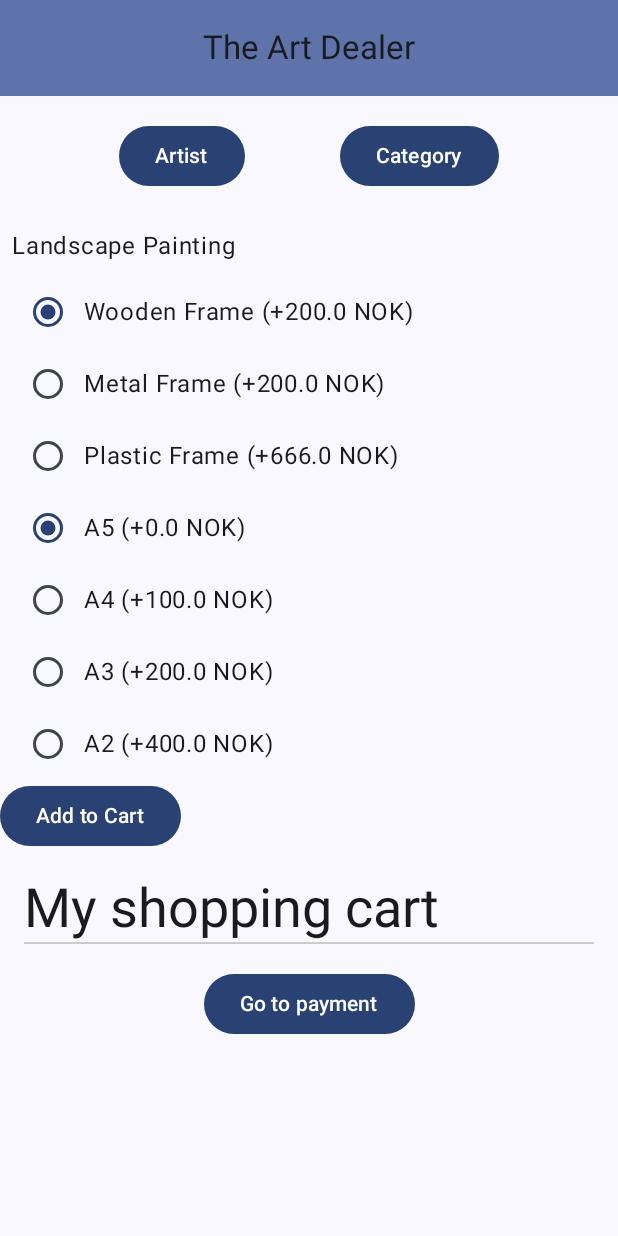
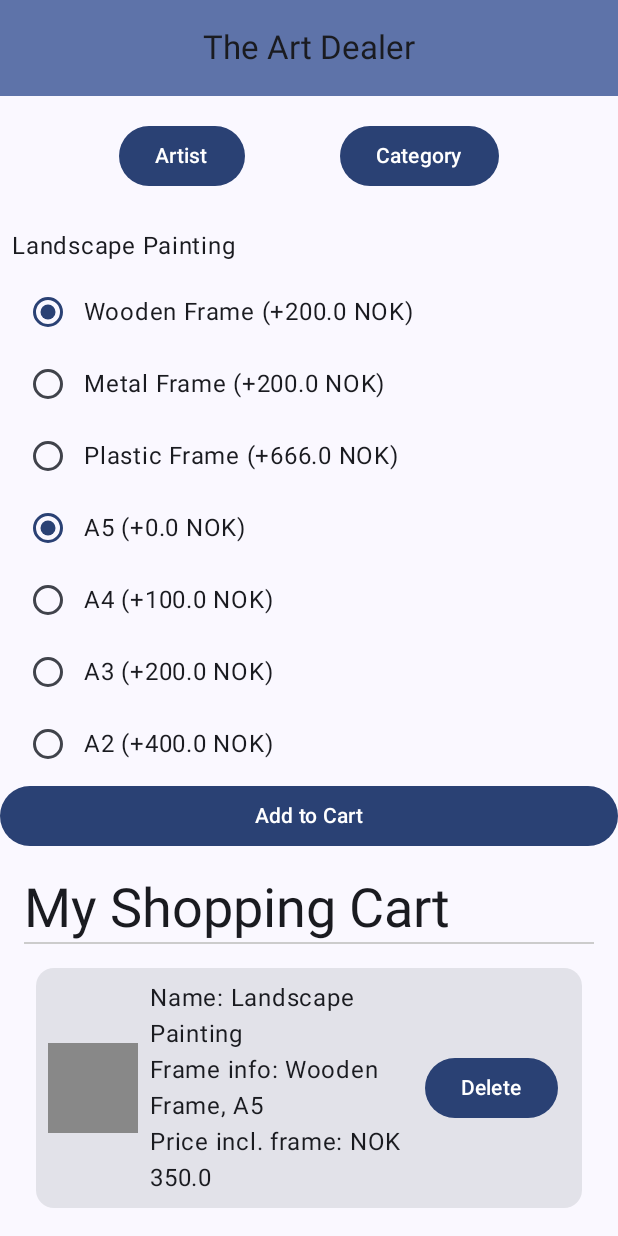
Before and after one commit to AlmazErmilov/Buy-My-Contemporary-Art-App, an Android app built with Jetpack Compose: the screen it shows after launch (MainActivity), after a tap on "Add to Cart", on a phone screen of 412 x 824 dp. Run offline under Robolectric (Android 15) with nearby library versions, the phone set to English and light mode, and no system bars.

Commit message:
viewmodel fix

```diff
--- a/app/src/main/java/com/example/buy_my_contemporary_art_app/MainActivity.kt
+++ b/app/src/main/java/com/example/buy_my_contemporary_art_app/MainActivity.kt
@@ -3,6 +3,7 @@ package com.example.buy_my_contemporary_art_app
 import android.os.Bundle
 import androidx.activity.ComponentActivity
 import androidx.activity.compose.setContent
+import androidx.activity.viewModels
 import androidx.compose.foundation.layout.fillMaxSize
 import androidx.compose.material3.MaterialTheme
 import androidx.compose.material3.Surface
@@ -11,14 +12,17 @@ import androidx.compose.runtime.Composable
 import androidx.compose.ui.Modifier
 import androidx.compose.ui.tooling.preview.Preview
 import com.example.buy_my_contemporary_art_app.ui.HomeScreen
+import com.example.buy_my_contemporary_art_app.ui.ShoppingCartViewModel
 import com.example.buy_my_contemporary_art_app.ui.theme.BuyMyContemporaryArtAppTheme
 
 class MainActivity : ComponentActivity() {
     override fun onCreate(savedInstanceState: Bundle?) {
         super.onCreate(savedInstanceState)
+        val shoppingCartViewModel by viewModels<ShoppingCartViewModel>()
+
         setContent {
             BuyMyContemporaryArtAppTheme {
-                HomeScreen()
+                HomeScreen(shoppingCartViewModel)
             }
         }
     }
--- a/app/src/main/java/com/example/buy_my_contemporary_art_app/data/ShoppingCart.kt
+++ b/app/src/main/java/com/example/buy_my_contemporary_art_app/data/ShoppingCart.kt
@@ -2,7 +2,7 @@ package com.example.buy_my_contemporary_art_app.data
 
 class ShoppingCart {
     private val _items = mutableListOf<ShoppingCartItem>()
-    val items: List<ShoppingCartItem> get() = _items
+    val items: List<ShoppingCartItem> get() = _items.toList()
 
     fun addItem(item: ShoppingCartItem) {
         _items.add(item)
--- a/app/src/main/java/com/example/buy_my_contemporary_art_app/ui/HomeScreen.kt
+++ b/app/src/main/java/com/example/buy_my_contemporary_art_app/ui/HomeScreen.kt
@@ -15,29 +15,27 @@ import androidx.compose.ui.tooling.preview.Preview
 import androidx.compose.ui.unit.dp
 import androidx.lifecycle.viewmodel.compose.viewModel
 import com.example.buy_my_contemporary_art_app.data.*
-import androidx.compose.foundation.clickable
 import androidx.compose.material3.RadioButton
 import androidx.compose.material3.RadioButtonDefaults
 import androidx.compose.runtime.*
 import com.example.buy_my_contemporary_art_app.data.ShoppingCartDataSource
+import androidx.compose.foundation.rememberScrollState
 import androidx.compose.foundation.verticalScroll
-import androidx.compose.runtime.rememberCoroutineScope
-import androidx.compose.ui.unit.dp
-import kotlinx.coroutines.launch
-import androidx.compose.foundation.rememberScrollState
 
-@SuppressLint("UnusedMaterial3ScaffoldPaddingParameter")
+//@SuppressLint("UnusedMaterial3ScaffoldPaddingParameter")
+
 @OptIn(ExperimentalMaterial3Api::class)
 @Composable
-fun HomeScreen(viewModel: ShoppingCartViewModel = viewModel()) {
-    //val cartItems = viewModel.cartItems.collectAsState().value
+fun HomeScreen(viewModel: ShoppingCartViewModel) {
     val cartItems by viewModel.cartItems.collectAsState()
+    //val cartItems_NEW by viewModel.cartItems.collectAsState()
     val scrollState = rememberScrollState()
 
-    Scaffold() {
+    Scaffold() {contentPadding ->
         Column(
             modifier = Modifier
                 .fillMaxSize()
+                .padding(contentPadding)
                 //.verticalScroll(scrollState)
         ) {
             CenterAlignedTopAppBar(
@@ -60,7 +58,7 @@ fun HomeScreen(viewModel: ShoppingCartViewModel = viewModel()) {
                 }
             }
             DummyItemButtons(viewModel)
-            ShoppingCart(cartItems, viewModel::removeItemFromCart)
+            ShoppingCart(viewModel)
         }
     }
 }
@@ -108,7 +106,8 @@ fun DummyItemButtons(viewModel: ShoppingCartViewModel) {
                     Text(text = "$size (+${sizePrices[size]} NOK)")
                 }
             }
-            Button(onClick = {
+            Button(modifier = Modifier.fillMaxWidth(),
+                onClick = {
                 val basePrice = item.price // Base price for the photo
                 val finalPrice = basePrice + (framePrices[selectedFrame] ?: 0f) + (sizePrices[selectedSize] ?: 0f)
                 val newItem = ShoppingCartItem(
@@ -126,38 +125,52 @@ fun DummyItemButtons(viewModel: ShoppingCartViewModel) {
 }
 
 @Composable
-fun ShoppingCart(cartItems: List<ShoppingCartItem>, onDeleteClick: (ShoppingCartItem) -> Unit) {
+fun ShoppingCart(viewModel: ShoppingCartViewModel) {
+    val cartItems by viewModel.cartItems.collectAsState()
+    val scrollState = rememberScrollState()
+
     Column(
         modifier = Modifier
             .fillMaxWidth()
             .padding(16.dp)
     ) {
         Text(
-            "My shopping cart",
+            "My Shopping Cart",
             style = MaterialTheme.typography.displaySmall
         )
         Divider(color = Color.LightGray, thickness = 1.dp)
-        LazyColumn {
-            items(cartItems) { item ->
-                ShoppingCartItem(item, onDeleteClick)
+
+        if (cartItems.isEmpty()) {
+            Text("Your shopping cart is empty.",
+                style = MaterialTheme.typography.bodyLarge,
+                modifier = Modifier.align(Alignment.CenterHorizontally)
+            )
+        } else {
+            Box(modifier = Modifier
+                .fillMaxSize()
+                .padding(top = 8.dp)
+                .verticalScroll(scrollState)) {
+                Column {
+                    cartItems.forEach { item ->
+                        ShoppingCartItem(item, viewModel)
+                    }
+                }
             }
-        }
-        Row(
-            modifier = Modifier.fillMaxWidth(),
-            horizontalArrangement = Arrangement.Center
-        ) {
             Button(
-                onClick = { /* TODO: Navigate to payment */ },
-                modifier = Modifier.padding(16.dp)
+                onClick = { /* Navigate to payment */ },
+                modifier = Modifier
+                    .align(Alignment.CenterHorizontally)
+                    .padding(top = 16.dp)
             ) {
-                Text("Go to payment")
+                Text("Go to Payment")
             }
         }
     }
 }
 
+
 @Composable
-fun ShoppingCartItem(item: ShoppingCartItem, onDeleteClick: (ShoppingCartItem) -> Unit) {
+fun ShoppingCartItem(item: ShoppingCartItem, viewModel: ShoppingCartViewModel) {
     Card(
         modifier = Modifier
             .fillMaxWidth()
@@ -183,7 +196,7 @@ fun ShoppingCartItem(item: ShoppingCartItem, onDeleteClick: (ShoppingCartItem) -
                 Text("Price incl. frame: NOK ${item.price}")
             }
             Button(
-                onClick = { onDeleteClick(item) },
+                onClick =  { viewModel.removeItemFromCart(item) },
                 modifier = Modifier.padding(8.dp)
             ) {
                 Text("Delete")
@@ -196,5 +209,5 @@ fun ShoppingCartItem(item: ShoppingCartItem, onDeleteClick: (ShoppingCartItem) -
 @Composable
 fun DefaultPreview() {
     // Provide a dummy ViewModel here if necessary for the preview to work
-    HomeScreen()
+    HomeScreen(viewModel())
 }
--- a/app/src/main/java/com/example/buy_my_contemporary_art_app/ui/ShoppingCartViewModel.kt
+++ b/app/src/main/java/com/example/buy_my_contemporary_art_app/ui/ShoppingCartViewModel.kt
@@ -1,5 +1,6 @@
 package com.example.buy_my_contemporary_art_app.ui
 
+import android.util.Log
 import androidx.lifecycle.ViewModel
 import com.example.buy_my_contemporary_art_app.data.ShoppingCartItem
 import com.example.buy_my_contemporary_art_app.data.ShoppingCart
@@ -14,14 +15,14 @@ class ShoppingCartViewModel : ViewModel() {
     val cartItems: StateFlow<List<ShoppingCartItem>> = _cartItems.asStateFlow()
 
     fun addItemToCart(item: ShoppingCartItem) {
-        _cart.addItem(item)
-        //_cartItems.value = _cart.items
-        _cartItems.update { _cart.items }
+        _cart.addItem(item).also { Log.d("ShoppingCart", "Item added: $item") }
+        _cartItems.value = _cart.items.also { Log.d("ShoppingCart", "Cart items updated: $_cart.items") }
+        //_cartItems.update { _cart.items }
     }
 
     fun removeItemFromCart(item: ShoppingCartItem) {
         _cart.removeItem(item)
-        //_cartItems.value = _cart.items
-        _cartItems.update { _cart.items }
+        _cartItems.value = _cart.items
+        //_cartItems.update { _cart.items }
     }
 }
```
